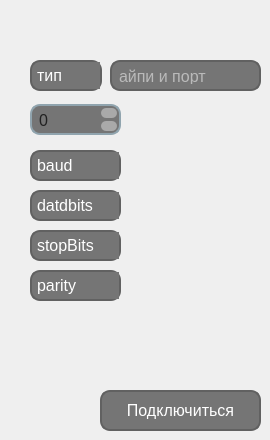
Above: connectionsettings.ui from jon007a/Modbus before the change. Below: the same form after it.
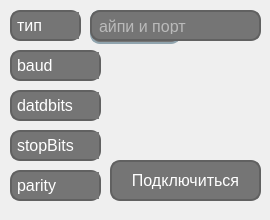
That is the form after the change. Icons and pictures are not drawn.

The edit to the form file:
```diff
--- a/connectionsettings.ui
+++ b/connectionsettings.ui
@@ -7,19 +7,19 @@
     <x>0</x>
     <y>0</y>
     <width>270</width>
-    <height>440</height>
+    <height>220</height>
    </rect>
   </property>
   <property name="minimumSize">
    <size>
     <width>270</width>
-    <height>440</height>
+    <height>220</height>
    </size>
   </property>
   <property name="maximumSize">
    <size>
     <width>270</width>
-    <height>440</height>
+    <height>220</height>
    </size>
   </property>
   <property name="windowTitle">
@@ -28,9 +28,9 @@
   <widget class="QComboBox" name="connectionTypeComboBox">
    <property name="geometry">
     <rect>
-     <x>30</x>
-     <y>60</y>
-     <width>72</width>
+     <x>10</x>
+     <y>10</y>
+     <width>71</width>
      <height>31</height>
     </rect>
    </property>
@@ -76,10 +76,10 @@
   <widget class="QSpinBox" name="comPortSpinBox">
    <property name="geometry">
     <rect>
-     <x>30</x>
-     <y>104</y>
+     <x>90</x>
+     <y>10</y>
      <width>91</width>
-     <height>31</height>
+     <height>34</height>
     </rect>
    </property>
    <property name="styleSheet">
@@ -122,9 +122,9 @@
   <widget class="QLineEdit" name="ipAddressLineEdit">
    <property name="geometry">
     <rect>
-     <x>110</x>
-     <y>60</y>
-     <width>151</width>
+     <x>90</x>
+     <y>10</y>
+     <width>171</width>
      <height>31</height>
     </rect>
    </property>
@@ -155,9 +155,9 @@
   <widget class="QPushButton" name="applyButton">
    <property name="geometry">
     <rect>
-     <x>100</x>
-     <y>390</y>
-     <width>161</width>
+     <x>110</x>
+     <y>160</y>
+     <width>151</width>
      <height>41</height>
     </rect>
    </property>
@@ -189,8 +189,8 @@
   <widget class="QComboBox" name="dataBitsComboBox">
    <property name="geometry">
     <rect>
-     <x>30</x>
-     <y>190</y>
+     <x>10</x>
+     <y>90</y>
      <width>91</width>
      <height>31</height>
     </rect>
@@ -237,8 +237,8 @@
   <widget class="QComboBox" name="stopBitsComboBox">
    <property name="geometry">
     <rect>
-     <x>30</x>
-     <y>230</y>
+     <x>10</x>
+     <y>130</y>
      <width>91</width>
      <height>31</height>
     </rect>
@@ -285,8 +285,8 @@
   <widget class="QComboBox" name="baudRateComboBox">
    <property name="geometry">
     <rect>
-     <x>30</x>
-     <y>150</y>
+     <x>10</x>
+     <y>50</y>
      <width>91</width>
      <height>31</height>
     </rect>
@@ -336,8 +336,8 @@
   <widget class="QComboBox" name="parityComboBox">
    <property name="geometry">
     <rect>
-     <x>30</x>
-     <y>270</y>
+     <x>10</x>
+     <y>170</y>
      <width>91</width>
      <height>31</height>
     </rect>
```
